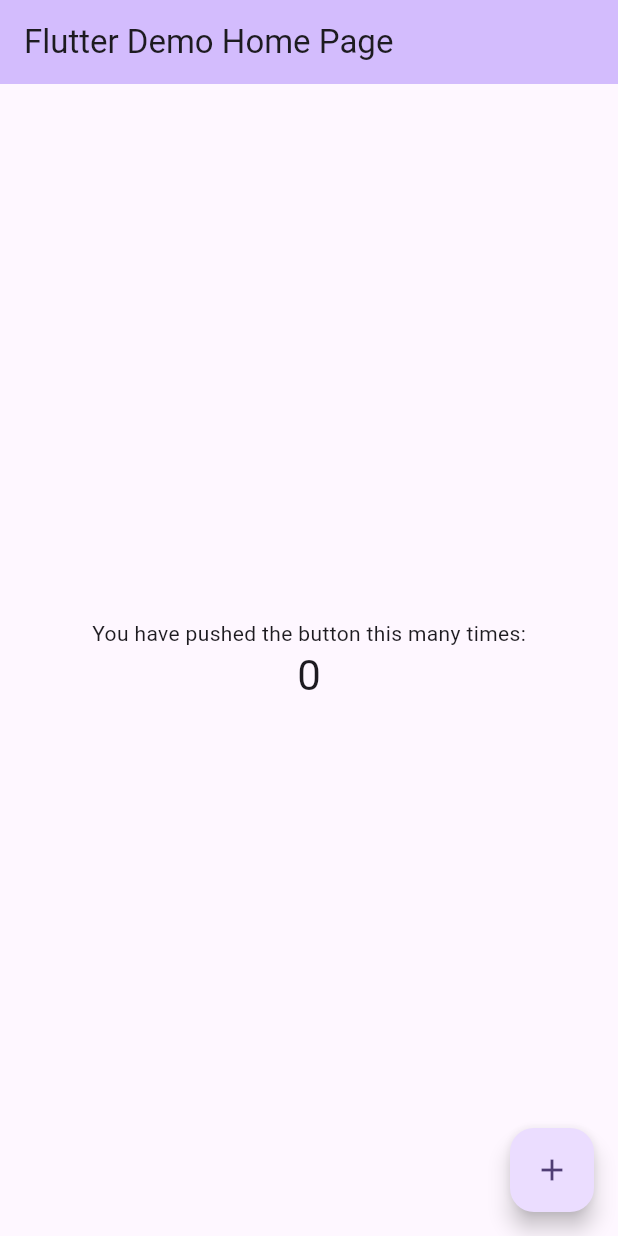
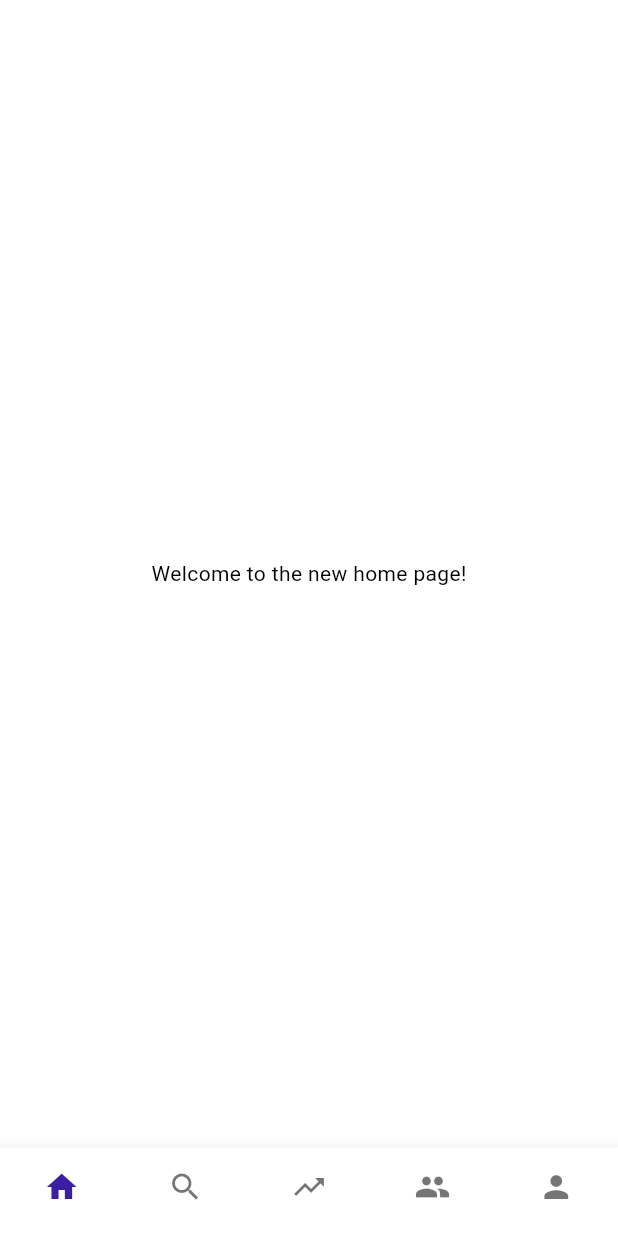
Before and after one commit to Zicer2024/flutter_app, a Flutter app: the screen it shows after launch, on a phone screen of 412 x 824 dp. Run offline on Flutter 3.47's test engine with Material 3 defaults, Android fonts, the phone set to English and light mode, and no system bars.

Commit message:
init eventOverviewPage.dart

```diff
--- /dev/null
+++ b/lib/eventOverviewPage.dart
@@ -0,0 +1,12 @@
+import 'package:flutter/material.dart';
+
+class EventOverviewPage extends StatelessWidget {
+  @override
+  Widget build(BuildContext context) {
+    return Scaffold(
+      body: Center(
+        child: const Text('Welcome to the new home page!'),
+      ),
+    );
+  }
+}
--- a/lib/main.dart
+++ b/lib/main.dart
@@ -1,125 +1,83 @@
 import 'package:flutter/material.dart';
+import 'eventOverviewPage.dart';
 
 void main() {
-  runApp(const MyApp());
+  runApp(MyApp());
 }
 
 class MyApp extends StatelessWidget {
-  const MyApp({super.key});
-
-  // This widget is the root of your application.
   @override
   Widget build(BuildContext context) {
     return MaterialApp(
-      title: 'Flutter Demo',
+      title: 'Flutter Bottom Navigation Bar',
       theme: ThemeData(
-        // This is the theme of your application.
-        //
-        // TRY THIS: Try running your application with "flutter run". You'll see
-        // the application has a purple toolbar. Then, without quitting the app,
-        // try changing the seedColor in the colorScheme below to Colors.green
-        // and then invoke "hot reload" (save your changes or press the "hot
-        // reload" button in a Flutter-supported IDE, or press "r" if you used
-        // the command line to start the app).
-        //
-        // Notice that the counter didn't reset back to zero; the application
-        // state is not lost during the reload. To reset the state, use hot
-        // restart instead.
-        //
-        // This works for code too, not just values: Most code changes can be
-        // tested with just a hot reload.
-        colorScheme: ColorScheme.fromSeed(seedColor: Colors.deepPurple),
-        useMaterial3: true,
+        primaryColor: Color(0xFF3B1FA3), // Hexadecimal color for #3B1FA3
+        colorScheme: ColorScheme.fromSwatch().copyWith(
+          primary: Color(0xFF3B1FA3),
+          secondary: Colors.white, // Optional secondary color
+        ),
       ),
-      home: const MyHomePage(title: 'Flutter Demo Home Page'),
+      home: HomeScreen(),
     );
   }
 }
 
-class MyHomePage extends StatefulWidget {
-  const MyHomePage({super.key, required this.title});
-
-  // This widget is the home page of your application. It is stateful, meaning
-  // that it has a State object (defined below) that contains fields that affect
-  // how it looks.
-
-  // This class is the configuration for the state. It holds the values (in this
-  // case the title) provided by the parent (in this case the App widget) and
-  // used by the build method of the State. Fields in a Widget subclass are
-  // always marked "final".
-
-  final String title;
-
+class HomeScreen extends StatefulWidget {
   @override
-  State<MyHomePage> createState() => _MyHomePageState();
+  _HomeScreenState createState() => _HomeScreenState();
 }
 
-class _MyHomePageState extends State<MyHomePage> {
-  int _counter = 0;
+class _HomeScreenState extends State<HomeScreen> {
+  int _selectedIndex = 0;
 
-  void _incrementCounter() {
+  final List<Widget> _pages = [
+    EventOverviewPage(), // Your new home page
+    EventOverviewPage(), // Your new home page
+    EventOverviewPage(), // Your new home page
+    EventOverviewPage(), // Your new home page
+    EventOverviewPage(), // Your new home page
+  ];
+
+  void _onItemTapped(int index) {
     setState(() {
-      // This call to setState tells the Flutter framework that something has
-      // changed in this State, which causes it to rerun the build method below
-      // so that the display can reflect the updated values. If we changed
-      // _counter without calling setState(), then the build method would not be
-      // called again, and so nothing would appear to happen.
-      _counter++;
+      _selectedIndex = index;
     });
   }
 
   @override
   Widget build(BuildContext context) {
-    // This method is rerun every time setState is called, for instance as done
-    // by the _incrementCounter method above.
-    //
-    // The Flutter framework has been optimized to make rerunning build methods
-    // fast, so that you can just rebuild anything that needs updating rather
-    // than having to individually change instances of widgets.
     return Scaffold(
-      appBar: AppBar(
-        // TRY THIS: Try changing the color here to a specific color (to
-        // Colors.amber, perhaps?) and trigger a hot reload to see the AppBar
-        // change color while the other colors stay the same.
-        backgroundColor: Theme.of(context).colorScheme.inversePrimary,
-        // Here we take the value from the MyHomePage object that was created by
-        // the App.build method, and use it to set our appbar title.
-        title: Text(widget.title),
+      body: _pages[_selectedIndex],
+      bottomNavigationBar: BottomNavigationBar(
+        type: BottomNavigationBarType.fixed,
+        items: const <BottomNavigationBarItem>[
+          BottomNavigationBarItem(
+            icon: Icon(Icons.home),
+            label: '',
+          ),
+          BottomNavigationBarItem(
+            icon: Icon(Icons.search),
+            label: '',
+          ),
+          BottomNavigationBarItem(
+            icon: Icon(Icons.trending_up),
+            label: '',
+          ),
+          BottomNavigationBarItem(
+            icon: Icon(Icons.group),
+            label: '',
+          ),
+          BottomNavigationBarItem(
+            icon: Icon(Icons.person),
+            label: '',
+          ),
+        ],
+        showSelectedLabels: false, // Hides selected item labels
+        showUnselectedLabels: false, // Hides unselected item labels
+        currentIndex: _selectedIndex,
+        selectedItemColor: Theme.of(context).primaryColor,
+        onTap: _onItemTapped,
       ),
-      body: Center(
-        // Center is a layout widget. It takes a single child and positions it
-        // in the middle of the parent.
-        child: Column(
-          // Column is also a layout widget. It takes a list of children and
-          // arranges them vertically. By default, it sizes itself to fit its
-          // children horizontally, and tries to be as tall as its parent.
-          //
-          // Column has various properties to control how it sizes itself and
-          // how it positions its children. Here we use mainAxisAlignment to
-          // center the children vertically; the main axis here is the vertical
-          // axis because Columns are vertical (the cross axis would be
-          // horizontal).
-          //
-          // TRY THIS: Invoke "debug painting" (choose the "Toggle Debug Paint"
-          // action in the IDE, or press "p" in the console), to see the
-          // wireframe for each widget.
-          mainAxisAlignment: MainAxisAlignment.center,
-          children: <Widget>[
-            const Text(
-              'You have pushed the button this many times:',
-            ),
-            Text(
-              '$_counter',
-              style: Theme.of(context).textTheme.headlineMedium,
-            ),
-          ],
-        ),
-      ),
-      floatingActionButton: FloatingActionButton(
-        onPressed: _incrementCounter,
-        tooltip: 'Increment',
-        child: const Icon(Icons.add),
-      ), // This trailing comma makes auto-formatting nicer for build methods.
     );
   }
 }
```
Also changed, not shown: pubspec.lock, 1 other file.
